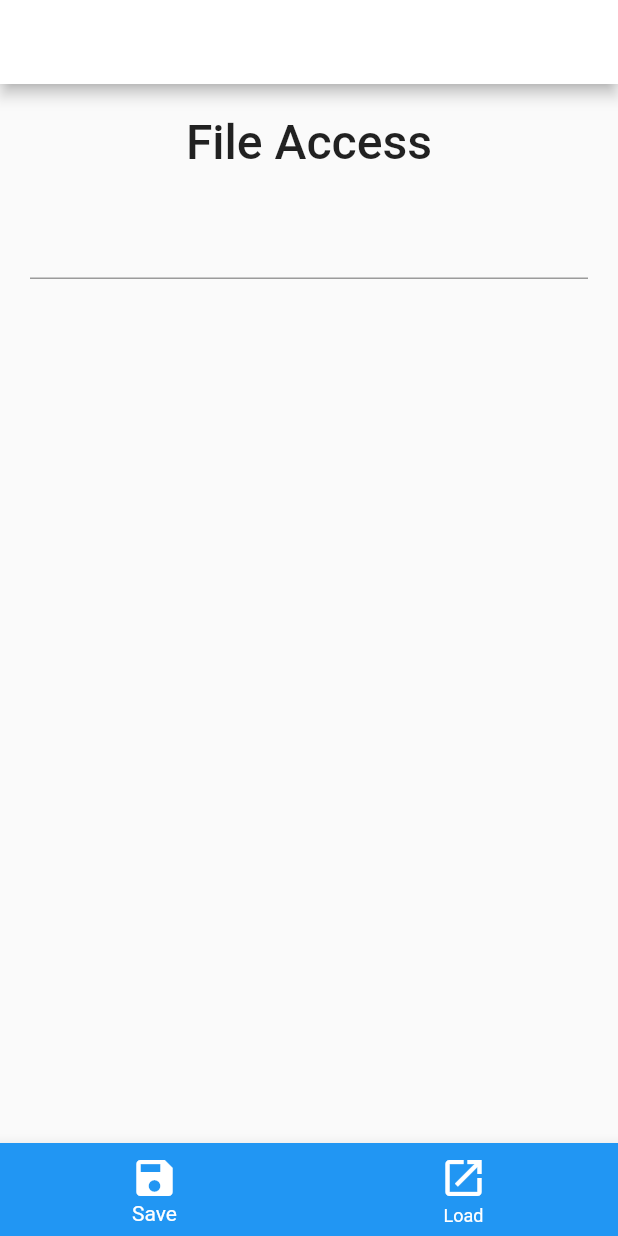
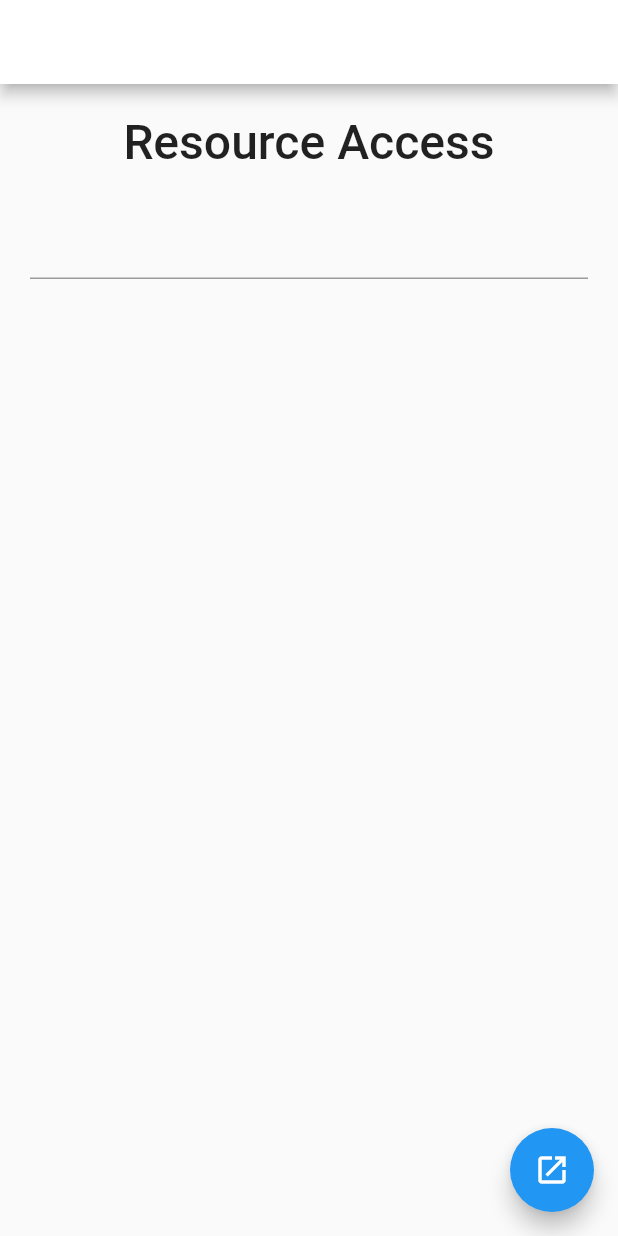
Before and after one commit to mike1123-git/flutter-study, a Flutter app: the screen it shows after launch, on a phone screen of 412 x 824 dp. Run offline on Flutter 3.47's test engine with Material 2 defaults, Android fonts, the light colour scheme and no system bars.

Commit message:
resource read data asset

```diff
--- /dev/null
+++ b/assets/documents/data.txt
@@ -0,0 +1 @@
+sample text
--- a/lib/main.dart
+++ b/lib/main.dart
@@ -1,6 +1,7 @@
 import 'dart:math';
 
 import 'package:flutter/material.dart';
+import 'package:flutter/services.dart';
 import 'dart:ui' as ui;
 import 'dart:io';
 import 'package:path_provider/path_provider.dart';
@@ -42,7 +43,7 @@ class MyHomePage extends StatefulWidget {
 
 class MyHomePageState extends State<MyHomePage> {
   final _controller = TextEditingController();
-  final _fname = 'flutter_sampledata.txt';
+  final _fname = 'assets/documents/data.txt';
 
   @override
   Widget build(BuildContext context) {
@@ -55,7 +56,7 @@ class MyHomePageState extends State<MyHomePage> {
         padding: EdgeInsets.all(20.0),
         child: Column(
           children: <Widget>[
-            const Text('File Access',
+            const Text('Resource Access',
                 style: TextStyle(fontSize: 32, fontWeight: FontWeight.w500)),
             Padding(padding: EdgeInsets.all(10.0)),
             TextField(
@@ -67,49 +68,20 @@ class MyHomePageState extends State<MyHomePage> {
           ],
         ),
       ),
-      bottomNavigationBar: BottomNavigationBar(
-        backgroundColor: Colors.blue,
-        selectedItemColor: Colors.white,
-        unselectedItemColor: Colors.white,
-        currentIndex: 0,
-        items: const [
-          BottomNavigationBarItem(
-            icon: Icon(Icons.save,color: Colors.white,size: 32),
-          label: 'Save'
-          ),
-          BottomNavigationBarItem(
-              icon: Icon(Icons.open_in_new,color: Colors.white,size:32),
-            label: 'Load'
-          )
-        ],
-        onTap: (int value) async{
-          switch(value){
-            case 0:
-              saveIt(_controller.text);
-              // setState(() {
-              //   _controller.text='';
-              // });
-              showDialog(context: context,
-                  builder:(BuildContext context) => const AlertDialog(
-                    title: Text('Saved'),
-                    content: Text('save message to file'),
-                  )
-              );
-              break;
-            case 1:
-              String value = await loadIt();
-              setState(() {
-                _controller.text=value;
-              });
-              showDialog(context: context,
-                  builder:(BuildContext context) =>  AlertDialog(
-                    title: Text('Loaded'),
-                    content: Text('load message to file'),
-                  )
-              );
-              break;
-            default:print('no default');
-          }
+      floatingActionButton: FloatingActionButton(
+
+        child: Icon(Icons.open_in_new),
+        onPressed: () async{
+          var value = await loadIt();
+          setState(() {
+            _controller.text = value;
+          });
+          showDialog(context: context, builder: (BuildContext buildContext)=>
+              const AlertDialog(
+                title: Text("load suceeced!"),
+                content: Text("load message from asset"),
+              )
+          );
         },
       ),
     );
@@ -120,15 +92,20 @@ class MyHomePageState extends State<MyHomePage> {
     return File('${directory.path}/$fileName');
   }
 
+  Future<String> getDataAsset(String path) async{
+    return await rootBundle.loadString(path);
+  }
   void saveIt(String value) async {
     var file = await getDataFile(_fname);
     file.writeAsString(value);
   }
   Future<String> loadIt() async{
     try{
-      var file = await getDataFile(_fname);
-      return file.readAsString();
+       var res =await getDataAsset(_fname);
+       debugPrint("data is $res");
+       return res;
     }catch(e){
+      print(e.toString());
       return 'no data';
     }
   }
```
Also changed, not shown: pubspec.yaml (+6 -3 lines), assets/images/sample.png (added).
